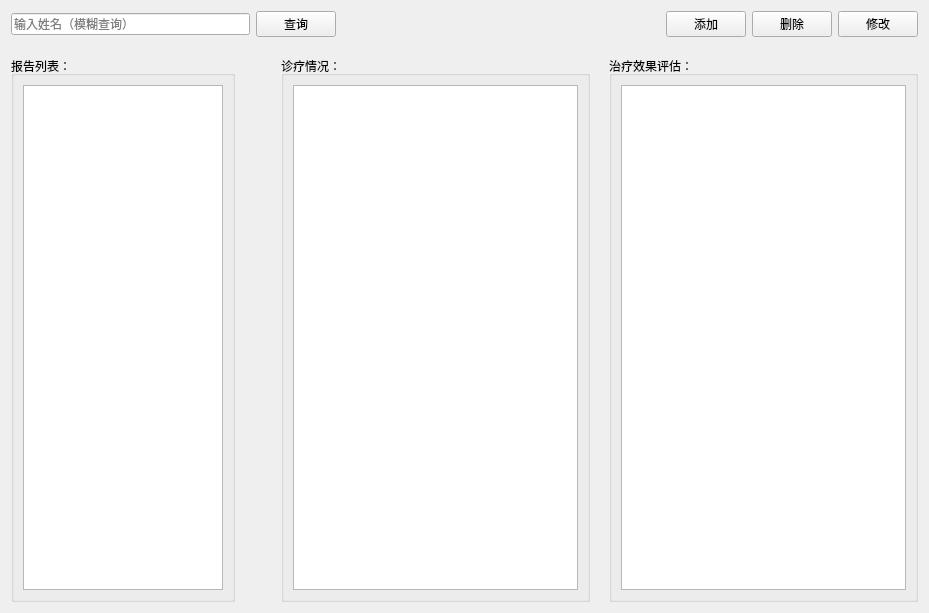
This is HDATS/workreportmanagement.ui in fhwhsa/HDATS as Qt 5 draws it before an edit. The edited form follows.
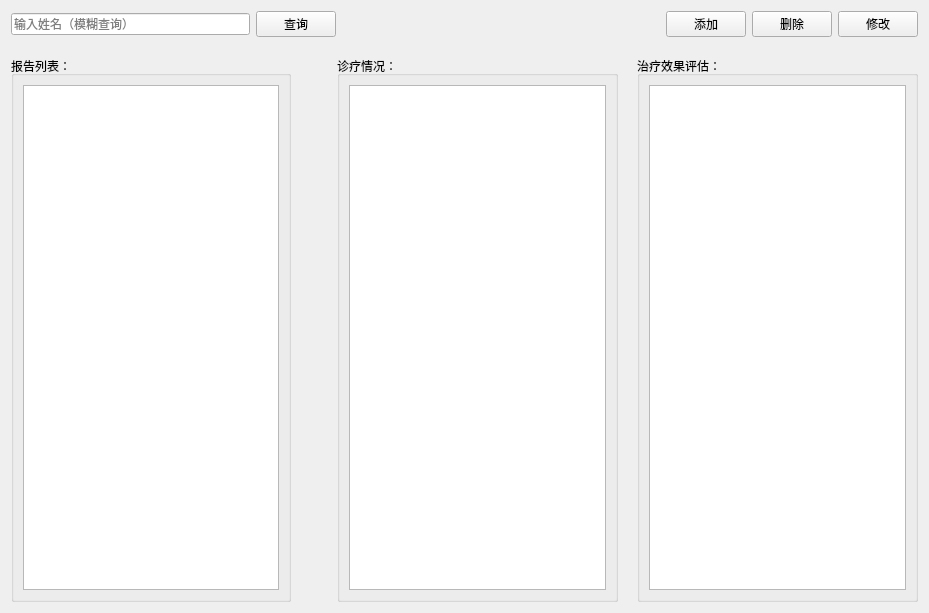
This is the edited form.

```diff
--- a/HDATS/workreportmanagement.ui
+++ b/HDATS/workreportmanagement.ui
@@ -104,9 +104,15 @@
               <verstretch>0</verstretch>
              </sizepolicy>
             </property>
-            <property name="maximumSize">
+            <property name="minimumSize">
              <size>
               <width>200</width>
+              <height>0</height>
+             </size>
+            </property>
+            <property name="maximumSize">
+             <size>
+              <width>300</width>
               <height>16777215</height>
              </size>
             </property>
```
Left out of the diff: 4 changed lines with no effect on the pictures.
